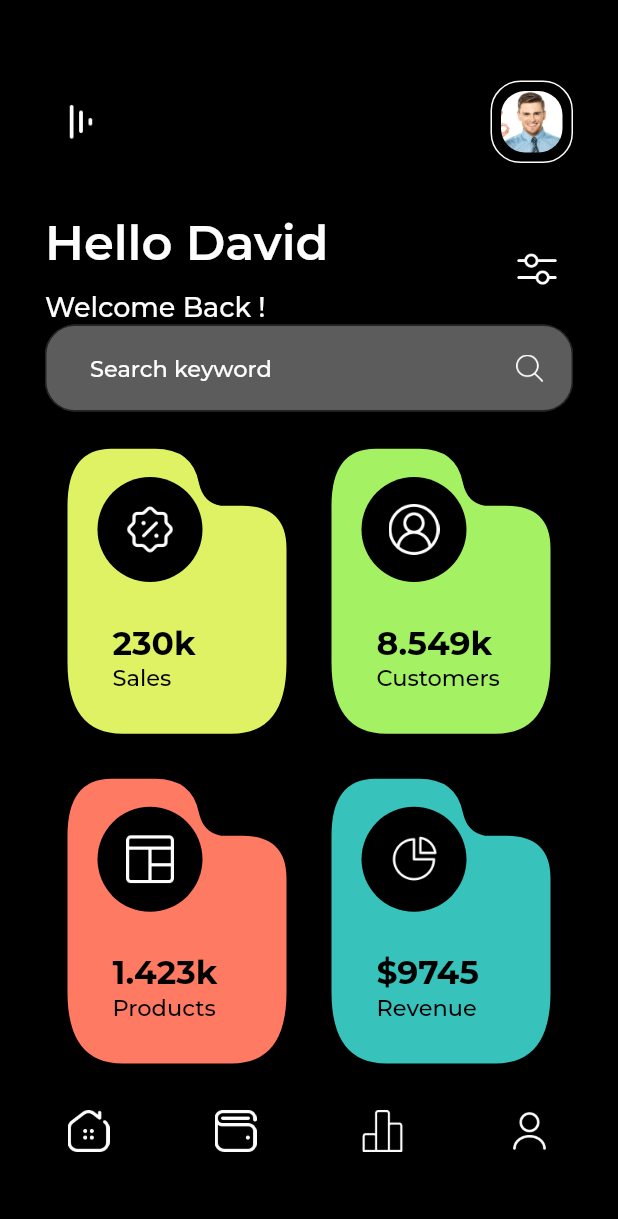
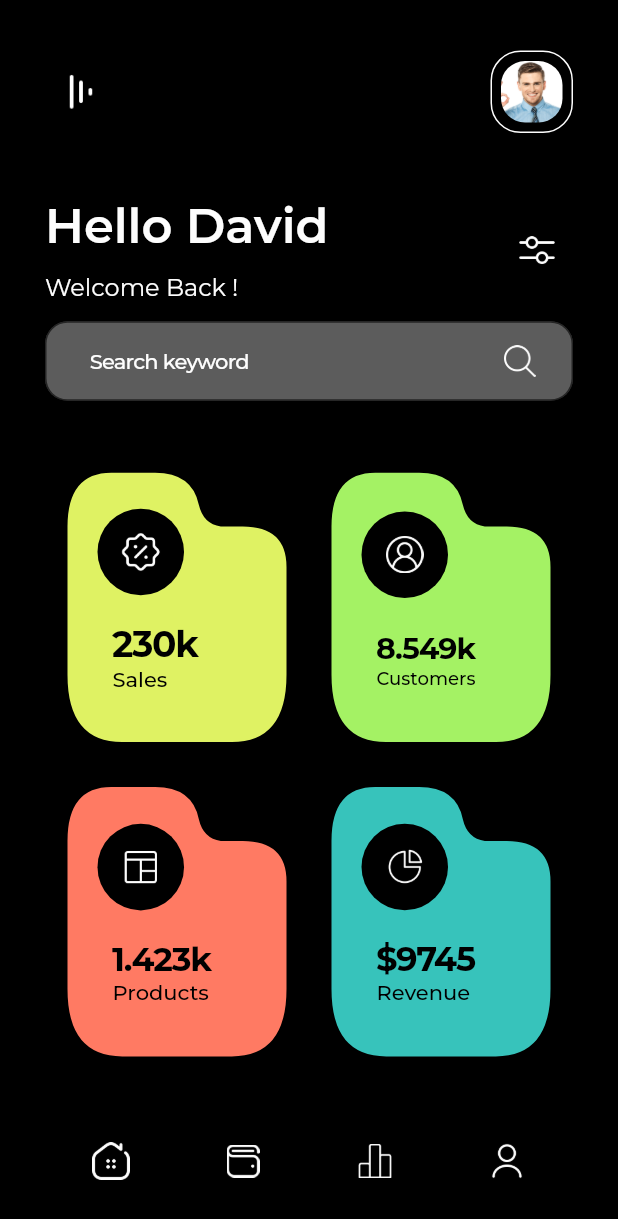
Before and after one commit to IrinaSemGB/dribbble_app_design_finance, a Flutter app: the screen it shows after launch, on a phone screen of 412 x 824 dp. Shown: the top 1219 px of the screen. Run offline on Flutter 3.47's test engine with Material 2 defaults, Android fonts, the phone set to English and light mode, and no system bars; our stand-ins replace google_fonts.

Commit message:
some layout changes

```diff
--- a/lib/common_widgets/custom_tab_bar.dart
+++ b/lib/common_widgets/custom_tab_bar.dart
@@ -2,15 +2,16 @@ import 'package:flutter/material.dart';
 import '../constants/app_icons.dart';
 
 class CustomTabBar extends StatelessWidget {
-  const CustomTabBar({
-    super.key,
-  });
+
+  final double height;
+
+  const CustomTabBar({super.key, required this.height});
 
   @override
   Widget build(BuildContext context) {
     return Container(
-      height: 60.0,
-      padding: EdgeInsets.symmetric(vertical: 8.0, horizontal: 5.0),
+      height: height * 0.1,
+      padding: EdgeInsets.symmetric(vertical: 8.0, horizontal: 20.0),
       child: Row(
         mainAxisAlignment: MainAxisAlignment.spaceBetween,
         children: [
--- a/lib/constants/app_icons.dart
+++ b/lib/constants/app_icons.dart
@@ -10,52 +10,52 @@ class AppIcons {
 
   static Container slider = Container(
     child: Image.asset('assets/icons/slider_icon.png'),
-    height: 30.0,
+    height: 27.0,
   );
 
   static Container search = Container(
     child: Image.asset('assets/icons/search_icon.png'),
-    height: 18.0,
+    height: 21.0,
   );
 
   static Container percent = Container(
     child: Image.asset('assets/icons/percent_icon.png'),
-    height: 55.0,
+    height: 28.0,
   );
 
   static Container customer = Container(
     child: Image.asset('assets/icons/customer_icon.png'),
-    height: 55.0,
+    height: 25.0,
   );
 
   static Container products = Container(
     child: Image.asset('assets/icons/products_icon.png'),
-    height: 55.0,
+    height: 23.0,
   );
 
   static Container revenue = Container(
     child: Image.asset('assets/icons/revenue_icon.png'),
-    height: 55.0,
+    height: 26.0,
   );
 
   static Container home = Container(
     child: Image.asset('assets/icons/home_icon.png'),
-    height: 55.0,
+    height: 25.0,
   );
 
   static Container wallet = Container(
     child: Image.asset('assets/icons/wallet_icon.png'),
-    height: 55.0,
+    height: 22.0,
   );
 
   static Container chart = Container(
     child: Image.asset('assets/icons/chart_icon.png'),
-    height: 55.0,
+    height: 23.0,
   );
 
   static Container account = Container(
     child: Image.asset('assets/icons/account_icon.png'),
-    height: 55.0,
+    height: 25.0,
   );
 
   static const Icon down = Icon(
--- a/lib/main.dart
+++ b/lib/main.dart
@@ -1,8 +1,13 @@
 import 'package:dribbble_app_design_finance/screens/dashboard/dashboard_screen.dart';
 import 'package:dribbble_app_design_finance/theme/app_theme.dart';
 import 'package:flutter/material.dart';
+import 'package:flutter/services.dart';
 
 void main() {
+  WidgetsFlutterBinding.ensureInitialized();
+  SystemChrome.setPreferredOrientations([
+    DeviceOrientation.portraitUp,
+  ]);
   runApp(const FinanceApp());
 }
 
--- a/lib/screens/dashboard/dashboard_header_widget.dart
+++ b/lib/screens/dashboard/dashboard_header_widget.dart
@@ -12,7 +12,7 @@ class DashboardHeader extends StatelessWidget {
   @override
   Widget build(BuildContext context) {
     return Container(
-      height: height * 0.16,
+      height: height * 0.165,
       child: Column(
         mainAxisAlignment: MainAxisAlignment.spaceBetween,
         children: [
@@ -26,14 +26,17 @@ class DashboardHeader extends StatelessWidget {
                     AppTitles.greetingTitle,
                     style: Theme.of(context).textTheme.headlineLarge,
                   ),
-                  SizedBox(height: 13.0),
+                  SizedBox(height: 12.0),
                   Text(
                     AppTitles.greetingSubtitle,
                     style: Theme.of(context).textTheme.headlineMedium,
                   ),
                 ],
               ),
-              IconButton(onPressed: () {}, icon: AppIcons.slider),
+              IconButton(
+                onPressed: () {},
+                icon: AppIcons.slider
+              ),
             ],
           ),
           TextField(
@@ -51,13 +54,13 @@ class DashboardHeader extends StatelessWidget {
               hintText: AppTitles.search,
               hintStyle: Theme.of(context).textTheme.bodyMedium,
               border: OutlineInputBorder(
-                borderRadius: BorderRadius.circular(20.0),
+                borderRadius: BorderRadius.circular(15.0),
               ),
               suffixIcon: Padding(
-                padding: EdgeInsets.only(top: 15.0, bottom: 15.0, left: 15.0, right: 20.0),
+                padding: EdgeInsets.only(top: 15.0, bottom: 15.0, left: 15.0, right: 25.0),
                 child: AppIcons.search,
               ),
-              contentPadding: EdgeInsets.symmetric(horizontal: 30.0, vertical: 20.0),
+              contentPadding: EdgeInsets.symmetric(horizontal: 30.0, vertical: 18.0),
             ),
           ),
         ],
--- a/lib/screens/dashboard/dashboard_screen.dart
+++ b/lib/screens/dashboard/dashboard_screen.dart
@@ -9,12 +9,13 @@ import 'dashboard_table_widget.dart';
 
 
 class DashboardScreen extends StatelessWidget {
-  const DashboardScreen({Key? key}) : super(key: key);
 
   @override
   Widget build(BuildContext context) {
 
     final Size screenSize = MediaQuery.of(context).size;
+
+    bool isKeyboard = MediaQuery.of(context).viewInsets.bottom != 0;
 
     final List<Folder> folders = [
       Folder(color: AppColors.yellow, title: 'Sales', icon: AppIcons.percent, currentValue: '230k'),
@@ -26,22 +27,35 @@ class DashboardScreen extends StatelessWidget {
     return Scaffold(
       backgroundColor: AppColors.black,
       body: Padding(
-        padding: EdgeInsets.symmetric(horizontal: 30.0, vertical: 40.0),
+        padding: EdgeInsets.only(left: 30.0, right: 30.0, top: 20.0, bottom: 20.0),
         child: Column(
           crossAxisAlignment: CrossAxisAlignment.stretch,
           children: [
             Column(
               children: [
                 CustomAppBar(height: screenSize.height),
-                SizedBox(height: 20.0),
+                SizedBox(height: screenSize.height * 0.035),
                 DashboardHeader(height: screenSize.height),
-                SizedBox(height: 10.0),
+                SizedBox(height: screenSize.height * 0.04),
               ],
             ),
             Expanded(
-              child: DashboardTable(width: screenSize.width, folders: folders),
+              child: AnimatedContainer(
+                duration: Duration(milliseconds: 700),
+                height: isKeyboard ? 0.0 : screenSize.height * 0.6,
+                child: DashboardTable(
+                  width: screenSize.width,
+                  folders: folders,
+                  visible: isKeyboard,
+                ),
+              ),
             ),
-            CustomTabBar(),
+            SizedBox(height: screenSize.height * 0.03),
+            AnimatedContainer(
+              height: isKeyboard ? 0.0 : 60,
+              duration: Duration(milliseconds: 500),
+              child: CustomTabBar(height: screenSize.height),
+            ),
           ],
         ),
       ),
--- a/lib/screens/dashboard/dashboard_table_widget.dart
+++ b/lib/screens/dashboard/dashboard_table_widget.dart
@@ -6,11 +6,13 @@ class DashboardTable extends StatelessWidget {
 
   final double width;
   final List<Folder> folders;
+  final bool visible;
 
   const DashboardTable({
     super.key,
     required this.width,
     required this.folders,
+    this.visible = false,
   });
 
   @override
@@ -22,15 +24,21 @@ class DashboardTable extends StatelessWidget {
             child: Row(
               children: [
                 Expanded(
+                  child: Visibility(
+                    visible: !visible,
                     child: FolderDashboard(
                       width: width * 0.2,
                       folder: folders[0],
                     ),
                   ),
+                ),
                 Expanded(
+                  child: Visibility(
+                    visible: !visible,
                     child: FolderDashboard(
                       width: width * 0.2,
                       folder: folders[1],
+                    ),
                   ),
                 ),
               ],
@@ -40,14 +48,20 @@ class DashboardTable extends StatelessWidget {
             child: Row(
               children: [
                 Expanded(
+                    child: Visibility(
+                      visible: !visible,
                       child: FolderDashboard(
                         width: width * 0.2,
                         folder: folders[2],
+                      ),
                     )),
                 Expanded(
+                  child: Visibility(
+                    visible: !visible,
                     child: FolderDashboard(
                       width: width * 0.2,
                       folder: folders[3],
+                    ),
                   ),
                 ),
               ],
--- a/lib/screens/dashboard/folder_dashboard_widget.dart
+++ b/lib/screens/dashboard/folder_dashboard_widget.dart
@@ -12,40 +12,41 @@ class FolderDashboard extends StatelessWidget {
   Widget build(BuildContext context) {
     return Container(
       width: width,
-      height: width * 2.75,
+      height: width * 2.65,
       padding: EdgeInsets.all(15.0),
       child: CustomPaint(
         painter: FilesFolder(color: folder.color),
         child: Padding(
-          padding: EdgeInsets.symmetric(horizontal: 20.0, vertical: 10.0),
+          padding: EdgeInsets.only(left: 20.0, right: 40.0, top: 20.0, bottom: 20.0),
           child: Column(
             mainAxisAlignment: MainAxisAlignment.spaceAround,
             crossAxisAlignment: CrossAxisAlignment.start,
             children: [
               Container(
-                width: 70.0,
-                height: 70.0,
+                width: width * 0.7,
+                height: width * 0.7,
                 decoration: BoxDecoration(
                   color: AppColors.black,
-                  borderRadius: BorderRadius.circular(70.0),
+                  borderRadius: BorderRadius.circular(width * 0.7),
                 ),
-                child: Padding(
-                  padding: EdgeInsets.all(18.0),
-                  child: folder.icon,
-                ),
+                child: Center(child: folder.icon),
               ),
               Container(
                 padding: EdgeInsets.all(10.0),
                 child: Column(
                   crossAxisAlignment: CrossAxisAlignment.start,
                   children: [
-                    Text(
-                      folder.currentValue,
-                      style: Theme.of(context).textTheme.titleLarge,
+                    FittedBox(
+                      child: Text(
+                        folder.currentValue,
+                        style: Theme.of(context).textTheme.titleLarge,
+                      ),
                     ),
-                    Text(
-                      folder.title,
-                      style: Theme.of(context).textTheme.bodyMedium?.apply(color: AppColors.black),
+                    FittedBox(
+                      child: Text(
+                        folder.title,
+                        style: Theme.of(context).textTheme.bodyLarge,
+                      ),
                     ),
                   ],
                 ),
--- a/lib/theme/app_text_theme.dart
+++ b/lib/theme/app_text_theme.dart
@@ -7,29 +7,41 @@ class AppTextTheme {
 
   static final TextTheme appTextTheme = TextTheme(
 
+    //Hello David
     headlineLarge: GoogleFonts.montserrat(
       color: AppColors.white,
       fontSize: 32.0,
       fontWeight: FontWeight.w600,
     ),
 
+    // Welcome back
     headlineMedium: GoogleFonts.montserrat(
       color: AppColors.white,
-      fontSize: 18.0,
+      fontSize: 16.0,
+      fontWeight: FontWeight.w400,
+    ),
+
+    // 230k  8.549k 1.423k $9745
+    titleLarge: GoogleFonts.montserrat(
+      color: AppColors.black,
+      fontWeight: FontWeight.w700,
+      fontSize: 24.0,
+      letterSpacing: -0.8,
+    ),
+
+    // Sales Customers Products Revenue
+    bodyLarge: GoogleFonts.montserrat(
+      color: AppColors.black,
+      fontSize: 14.0,
       fontWeight: FontWeight.w500,
     ),
 
-    titleLarge: GoogleFonts.montserrat(
-      color: AppColors.black,
-      fontWeight: FontWeight.bold,
-      fontSize: 22.0,
-    ),
-
-
+    // search keyword
     bodyMedium: GoogleFonts.montserrat(
       color: AppColors.white,
-      fontSize: 15.0,
+      fontSize: 14.0,
       fontWeight: FontWeight.w500,
+      letterSpacing: -0.5,
     ),
   );
 }
```
Lines whose indentation alone changed are shown as unchanged.
